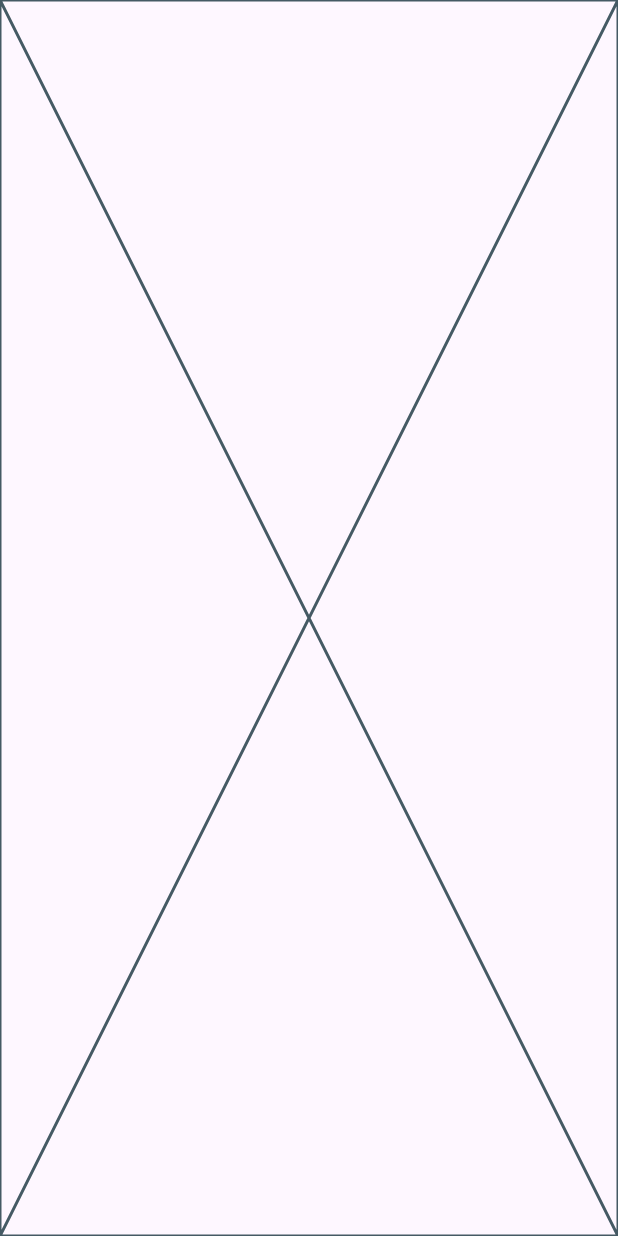
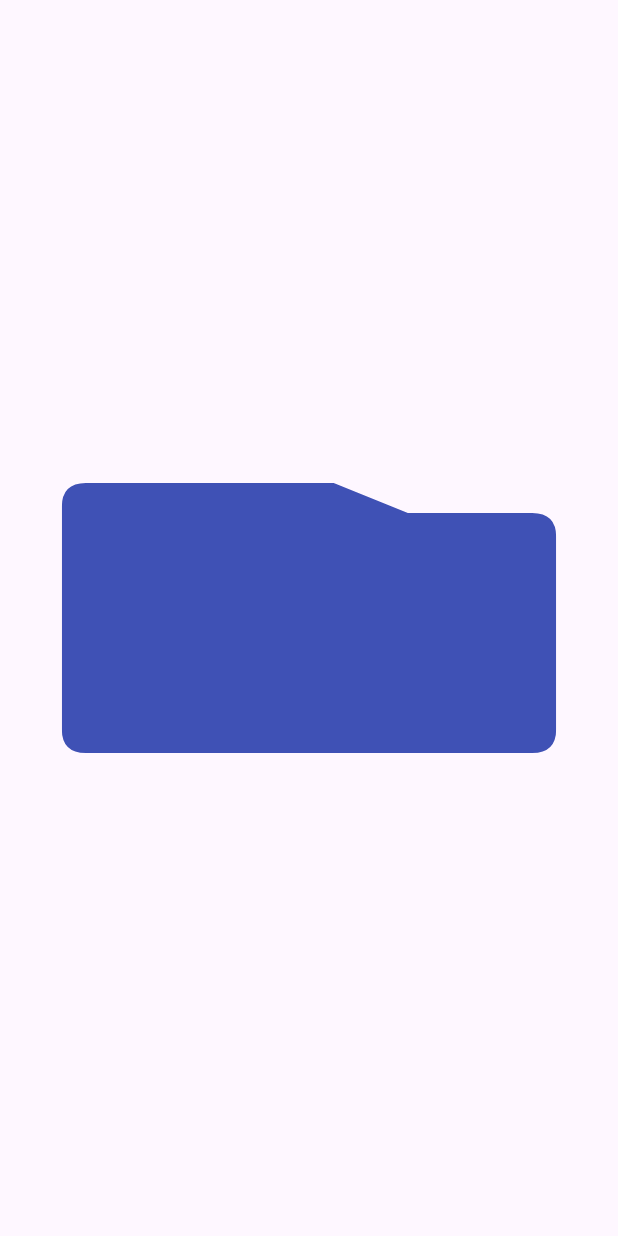
Before and after one commit to Santosh-k12/budget_management_app, a Flutter app: the screen it shows after launch, on a phone screen of 412 x 824 dp. Run offline on Flutter 3.47's test engine with Material 3 defaults, Android fonts, the phone set to English and light mode, and no system bars.

Commit message:
Custom card shape
Made a card shape using ClipPath and CustomClipper

```diff
--- /dev/null
+++ b/lib/card_shape_clipper.dart
@@ -0,0 +1,36 @@
+import 'package:flutter/material.dart';
+
+class CardShapeClipper extends CustomClipper<Path> {
+  @override
+  Path getClip(Size size) {
+    final path = Path();
+    const borderRadius = 16.0;
+    const stepHeight = 20.0;
+
+    path.lineTo(0.0, size.height - borderRadius);
+
+//bottom left corner
+    path.quadraticBezierTo(0.0, size.height, borderRadius, size.height);
+
+    path.lineTo(size.width - borderRadius, size.height);
+//bottom right corner
+    path.quadraticBezierTo(
+        size.width, size.height, size.width, size.height - borderRadius);
+
+    path.lineTo(size.width, stepHeight + borderRadius);
+//top right corner
+    path.quadraticBezierTo(
+        size.width, stepHeight, size.width - borderRadius, stepHeight);
+
+//step
+    path.lineTo(size.width * 0.7, stepHeight);
+    path.lineTo(size.width * 0.55, 0.0);
+    path.lineTo(borderRadius, 0.0);
+//top left corner
+    path.quadraticBezierTo(0.0, 0.0, 0.0, borderRadius);
+    return path;
+  }
+
+  @override
+  bool shouldReclip(covariant CustomClipper<Path> oldClipper) => true;
+}
--- a/lib/main.dart
+++ b/lib/main.dart
@@ -1,3 +1,4 @@
+import 'package:budget_management_app/card_shape_clipper.dart';
 import 'package:flutter/material.dart';
 
 void main() {
@@ -30,8 +31,16 @@ class MyHomePage extends StatefulWidget {
 class _MyHomePageState extends State<MyHomePage> {
   @override
   Widget build(BuildContext context) {
-    return const Scaffold(
-      body: Placeholder(),
+    return Scaffold(
+      body: Center(
+          child: ClipPath(
+        clipper: CardShapeClipper(),
+        child: Container(
+          color: Colors.indigo,
+          height: 180,
+          width: MediaQuery.of(context).size.width * 0.8,
+        ),
+      )),
     );
   }
 }
```
